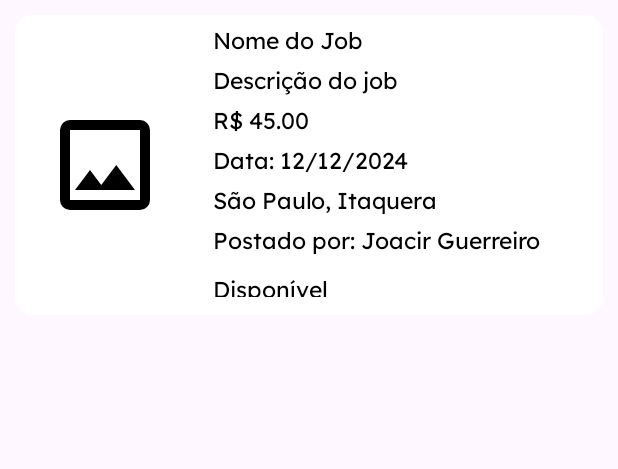
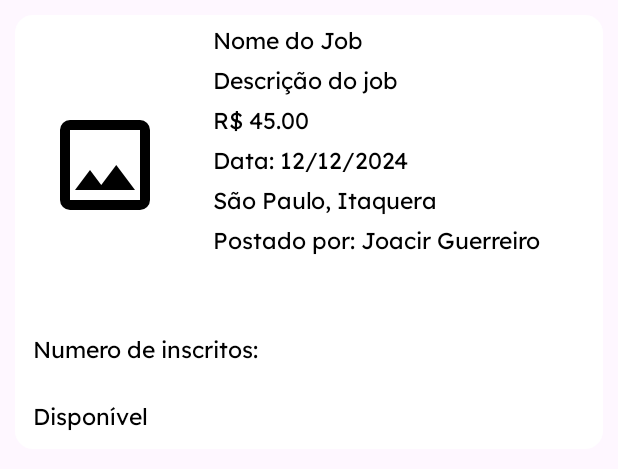
Before and after one commit to vitormneris/task-hub-app-android-java, an Android app: the layout layout_job.xml on its own in the app's theme, with its tools: preview values and no code run, on a phone screen of 412 x 824 dp. Shown: the top 469 px of the screen. Run offline under Robolectric (Android 15) with nearby library versions, the phone set to English and light mode, and no system bars.

Commit message:
Adição de numero de inscritos

```diff
--- a/app/src/main/java/com/codecrafters/taskhub/MainActivity.java
+++ b/app/src/main/java/com/codecrafters/taskhub/MainActivity.java
@@ -70,6 +70,7 @@ public class MainActivity extends AppCompatActivity {
                 TextView creafter = playerView.findViewById(R.id.jobPostedBy);
                 TextView local = playerView.findViewById(R.id.jobLocation);
                 TextView available = playerView.findViewById(R.id.jobAvailable);
+                TextView jobSubscribedNumber = playerView.findViewById(R.id.jobSubscribedNumber);
 
                 name.setText(job.getTitle());
                 description.setText(job.getDetails());
@@ -78,6 +79,7 @@ public class MainActivity extends AppCompatActivity {
                 local.setText(job.getAddress());
                 creafter.setText("Postado por: " + job.getCrafter().getName());
                 available.setText(job.getAvailable() ? "Disponível" : "Indisponível");
+                jobSubscribedNumber.setText("Numero de inscritos: "+job.getSubscribers().size());
                 Picasso.get().load(job.getImageUrl()).into(imageJob);
 
                 playerView.setOnClickListener((e) -> {
--- a/app/src/main/res/layout/layout_job.xml
+++ b/app/src/main/res/layout/layout_job.xml
@@ -9,6 +9,7 @@
         android:layout_width="match_parent"
         android:layout_height="wrap_content"
         android:layout_marginBottom="10dp"
+        android:orientation="vertical"
         style="@style/MainCardShape">
 
         <LinearLayout
@@ -96,6 +97,25 @@
                     android:textColor="@color/black"
                     android:textSize="15sp" />
 
+            </LinearLayout>
+
+        </LinearLayout>
+
+        <LinearLayout
+            android:layout_width="match_parent"
+            android:layout_height="wrap_content"
+            android:orientation="vertical">
+
+            <TextView
+                android:id="@+id/jobSubscribedNumber"
+                android:layout_width="match_parent"
+                android:layout_height="wrap_content"
+                android:fontFamily="@font/lexend"
+                android:padding="12dp"
+                android:text="Numero de inscritos:"
+                android:textColor="@color/black"
+                android:textSize="15sp" />
+
             <TextView
                 android:id="@+id/jobAvailable"
                 android:layout_width="match_parent"
@@ -109,7 +129,4 @@
 
     </LinearLayout>
 
-
 </LinearLayout>
-
-</LinearLayout>
```
Lines whose indentation alone changed are shown as unchanged.
